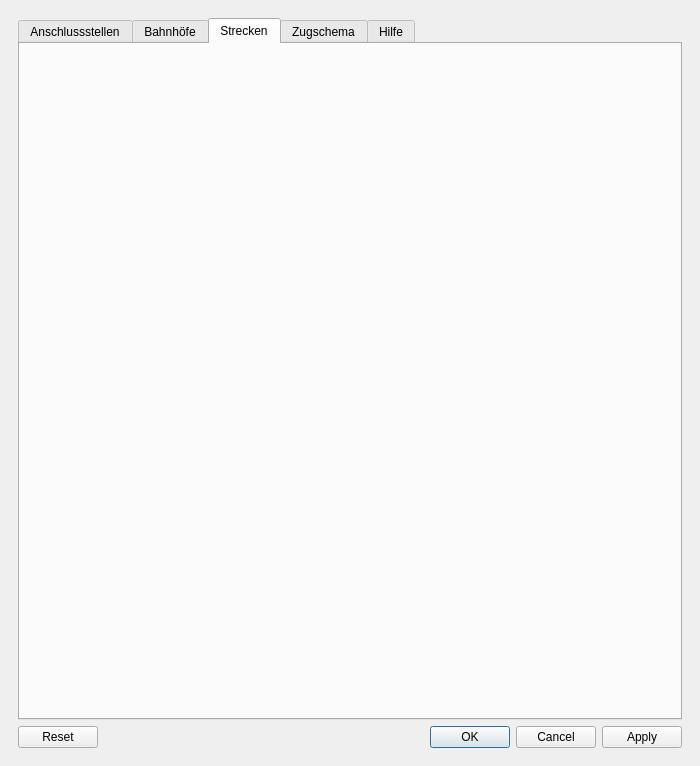
Before: the Qt Designer form stskit/qt/einstellungen.ui in topological-state/stskit, drawn with Qt 5.
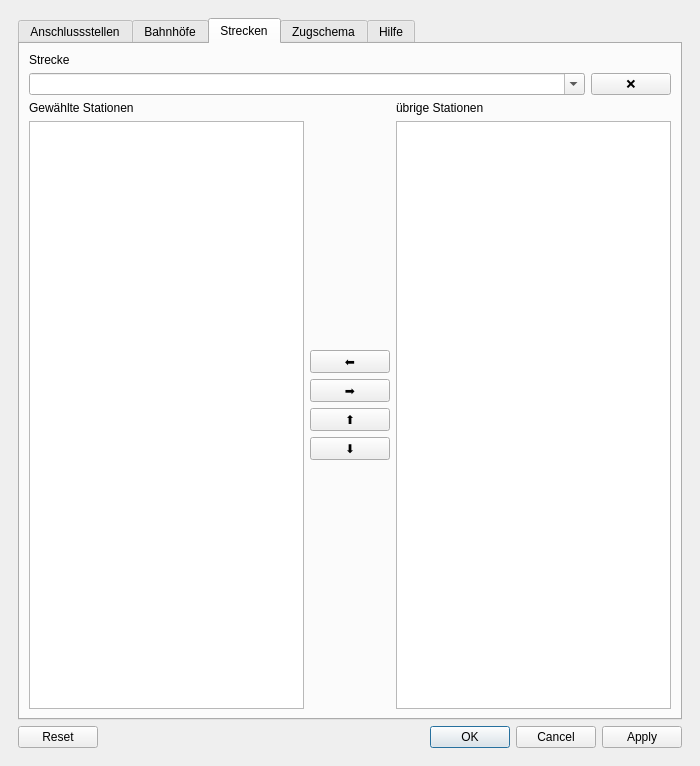
After: the same form once the commit is applied. The open tabs and pages were chosen to show the change.

Commit message: Entwurf Streckeneditor UI

What changed in the file:
```diff
--- a/stskit/qt/einstellungen.ui
+++ b/stskit/qt/einstellungen.ui
@@ -375,11 +375,178 @@
          </widget>
          <widget class="QWidget" name="strecken_tab">
           <property name="enabled">
-           <bool>false</bool>
+           <bool>true</bool>
           </property>
           <attribute name="title">
            <string>Strecken</string>
           </attribute>
+          <layout class="QVBoxLayout" name="verticalLayout_19">
+           <item>
+            <layout class="QVBoxLayout" name="verticalLayout_18">
+             <item>
+              <layout class="QVBoxLayout" name="verticalLayout_17">
+               <item>
+                <widget class="QLabel" name="strecken_name_label">
+                 <property name="text">
+                  <string>Strecke</string>
+                 </property>
+                 <property name="buddy">
+                  <cstring>strecken_name_combo</cstring>
+                 </property>
+                </widget>
+               </item>
+               <item>
+                <layout class="QHBoxLayout" name="horizontalLayout">
+                 <item>
+                  <widget class="QComboBox" name="strecken_name_combo">
+                   <property name="editable">
+                    <bool>true</bool>
+                   </property>
+                   <property name="placeholderText">
+                    <string>Streckenname</string>
+                   </property>
+                  </widget>
+                 </item>
+                 <item>
+                  <widget class="QPushButton" name="strecken_loeschen_button">
+                   <property name="sizePolicy">
+                    <sizepolicy hsizetype="Fixed" vsizetype="Fixed">
+                     <horstretch>0</horstretch>
+                     <verstretch>0</verstretch>
+                    </sizepolicy>
+                   </property>
+                   <property name="text">
+                    <string>❌</string>
+                   </property>
+                  </widget>
+                 </item>
+                </layout>
+               </item>
+              </layout>
+             </item>
+             <item>
+              <layout class="QHBoxLayout" name="horizontalLayout_4">
+               <item>
+                <layout class="QVBoxLayout" name="verticalLayout_13">
+                 <item>
+                  <widget class="QLabel" name="strecken_auswahl_label">
+                   <property name="text">
+                    <string>Gewählte Stationen</string>
+                   </property>
+                   <property name="buddy">
+                    <cstring>strecken_auswahl_list</cstring>
+                   </property>
+                  </widget>
+                 </item>
+                 <item>
+                  <widget class="QListWidget" name="strecken_auswahl_list"/>
+                 </item>
+                </layout>
+               </item>
+               <item>
+                <layout class="QVBoxLayout" name="verticalLayout_12">
+                 <item>
+                  <spacer name="verticalSpacer_3">
+                   <property name="orientation">
+                    <enum>Qt::Vertical</enum>
+                   </property>
+                   <property name="sizeHint" stdset="0">
+                    <size>
+                     <width>20</width>
+                     <height>40</height>
+                    </size>
+                   </property>
+                  </spacer>
+                 </item>
+                 <item>
+                  <widget class="QPushButton" name="strecken_auswahl_button">
+                   <property name="sizePolicy">
+                    <sizepolicy hsizetype="Fixed" vsizetype="Fixed">
+                     <horstretch>0</horstretch>
+                     <verstretch>0</verstretch>
+                    </sizepolicy>
+                   </property>
+                   <property name="text">
+                    <string>⬅️</string>
+                   </property>
+                  </widget>
+                 </item>
+                 <item>
+                  <widget class="QPushButton" name="strecken_abwahl_button">
+                   <property name="sizePolicy">
+                    <sizepolicy hsizetype="Fixed" vsizetype="Fixed">
+                     <horstretch>0</horstretch>
+                     <verstretch>0</verstretch>
+                    </sizepolicy>
+                   </property>
+                   <property name="text">
+                    <string>➡️</string>
+                   </property>
+                  </widget>
+                 </item>
+                 <item>
+                  <widget class="QPushButton" name="strecken_hoch_button">
+                   <property name="sizePolicy">
+                    <sizepolicy hsizetype="Fixed" vsizetype="Fixed">
+                     <horstretch>0</horstretch>
+                     <verstretch>0</verstretch>
+                    </sizepolicy>
+                   </property>
+                   <property name="text">
+                    <string>⬆️</string>
+                   </property>
+                  </widget>
+                 </item>
+                 <item>
+                  <widget class="QPushButton" name="strecken_runter_button">
+                   <property name="sizePolicy">
+                    <sizepolicy hsizetype="Fixed" vsizetype="Fixed">
+                     <horstretch>0</horstretch>
+                     <verstretch>0</verstretch>
+                    </sizepolicy>
+                   </property>
+                   <property name="text">
+                    <string>⬇️</string>
+                   </property>
+                  </widget>
+                 </item>
+                 <item>
+                  <spacer name="verticalSpacer_4">
+                   <property name="orientation">
+                    <enum>Qt::Vertical</enum>
+                   </property>
+                   <property name="sizeHint" stdset="0">
+                    <size>
+                     <width>20</width>
+                     <height>40</height>
+                    </size>
+                   </property>
+                  </spacer>
+                 </item>
+                </layout>
+               </item>
+               <item>
+                <layout class="QVBoxLayout" name="verticalLayout_16">
+                 <item>
+                  <widget class="QLabel" name="strecken_abwahl_label">
+                   <property name="text">
+                    <string>übrige Stationen</string>
+                   </property>
+                   <property name="buddy">
+                    <cstring>strecken_abwahl_list</cstring>
+                   </property>
+                  </widget>
+                 </item>
+                 <item>
+                  <widget class="QListView" name="strecken_abwahl_list"/>
+                 </item>
+                </layout>
+               </item>
+              </layout>
+             </item>
+            </layout>
+           </item>
+          </layout>
          </widget>
          <widget class="QWidget" name="zugschema_tab">
           <attribute name="title">
```
Left out of the diff: 2 changed lines with no effect on the pictures. The commit also changes 1 other file.
